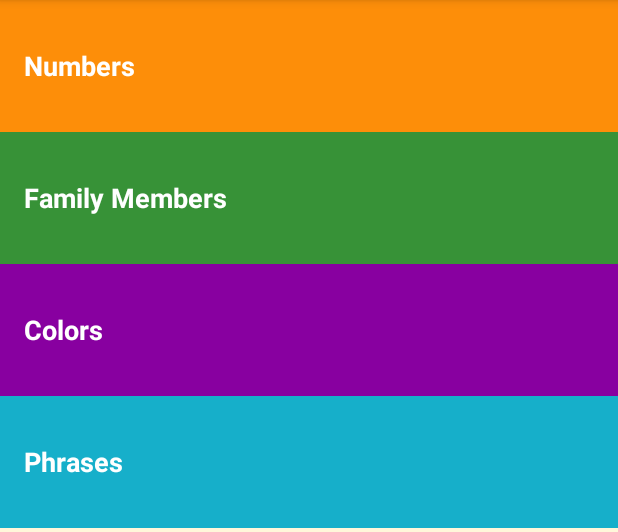
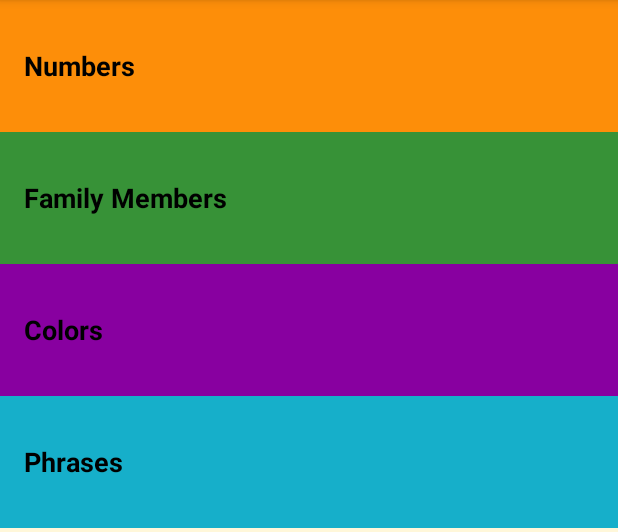
Before and after one commit to guruvex/miwok, an Android app: the screen it shows after launch (MainActivity), on a phone screen of 412 x 824 dp, the part 84-616 px from its top. Run offline under Robolectric (Android 15) with nearby library versions, the phone set to English and light mode, and no system bars.

Commit message:
more visual polish

```diff
--- a/app/src/main/res/layout/activity_main.xml
+++ b/app/src/main/res/layout/activity_main.xml
@@ -22,28 +22,52 @@
     android:orientation="vertical"
     tools:context="com.example.android.miwok.MainActivity">
 
+    <FrameLayout
+        android:layout_width="match_parent"
+        android:layout_height="wrap_content"
+        android:background="@color/category_numbers">
     <TextView
         android:id="@+id/numbers"
         style="@style/CategoryStyle"
-        android:background="@color/category_numbers"
+        android:textColor="@android:color/black"
+        android:background="?android:attr/selectableItemBackground"
         android:text="@string/category_numbers" />
+    </FrameLayout>
 
+    <FrameLayout
+        android:layout_width="match_parent"
+        android:layout_height="wrap_content"
+        android:background="@color/category_family">
     <TextView
         android:id="@+id/family"
         style="@style/CategoryStyle"
-        android:background="@color/category_family"
+        android:textColor="@android:color/black"
+        android:background="?android:attr/selectableItemBackground"
         android:text="@string/category_family" />
+    </FrameLayout>
 
+    <FrameLayout
+        android:layout_width="match_parent"
+        android:layout_height="wrap_content"
+        android:background="@color/category_colors">
     <TextView
         android:id="@+id/colors"
         style="@style/CategoryStyle"
-        android:background="@color/category_colors"
+        android:textColor="@android:color/black"
+        android:background="?android:attr/selectableItemBackground"
         android:text="@string/category_colors" />
+    </FrameLayout>
 
+    <FrameLayout
+        android:layout_width="match_parent"
+        android:layout_height="wrap_content"
+        android:background="@color/category_phrases">
     <TextView
         android:id="@+id/phrases"
         style="@style/CategoryStyle"
-        android:background="@color/category_phrases"
+        android:textColor="@android:color/black"
+        android:background="?android:attr/selectableItemBackground"
         android:text="@string/category_phrases" />
+    </FrameLayout>
 
 </LinearLayout>
--- a/app/src/main/res/layout/words_list.xml
+++ b/app/src/main/res/layout/words_list.xml
@@ -4,4 +4,5 @@
     android:layout_width="match_parent"
     android:layout_height="match_parent"
     android:orientation="vertical"
-    android:background="@color/tan_background"/>
+    android:background="@color/tan_background"
+    android:drawSelectorOnTop="true"/>
```
